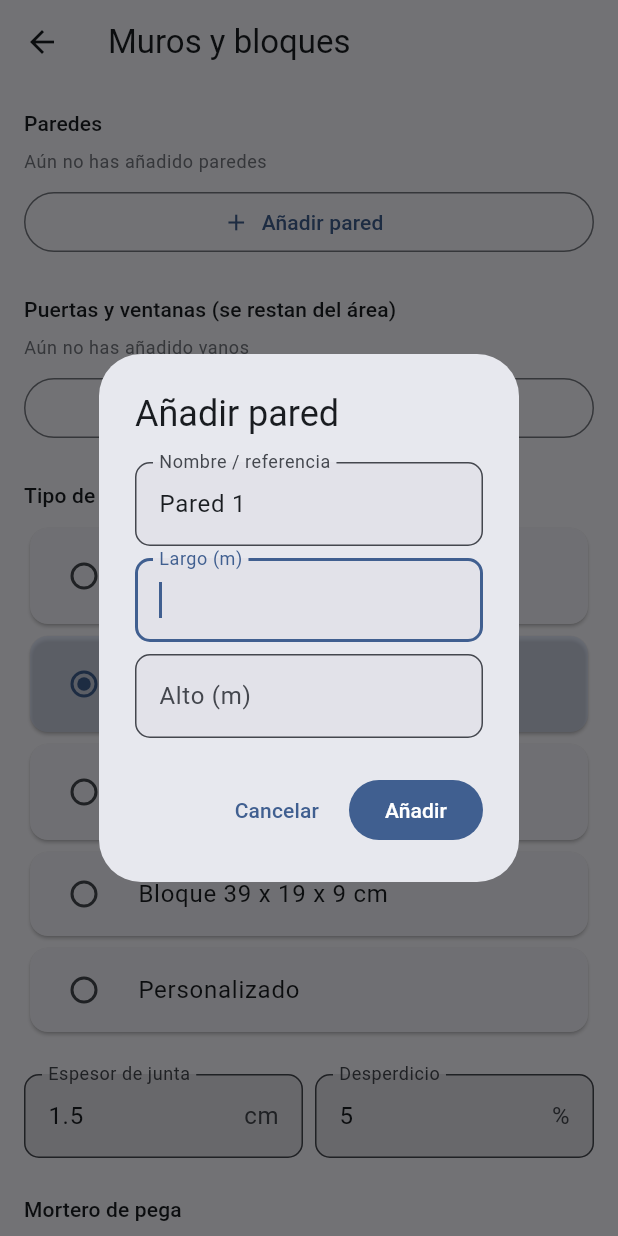
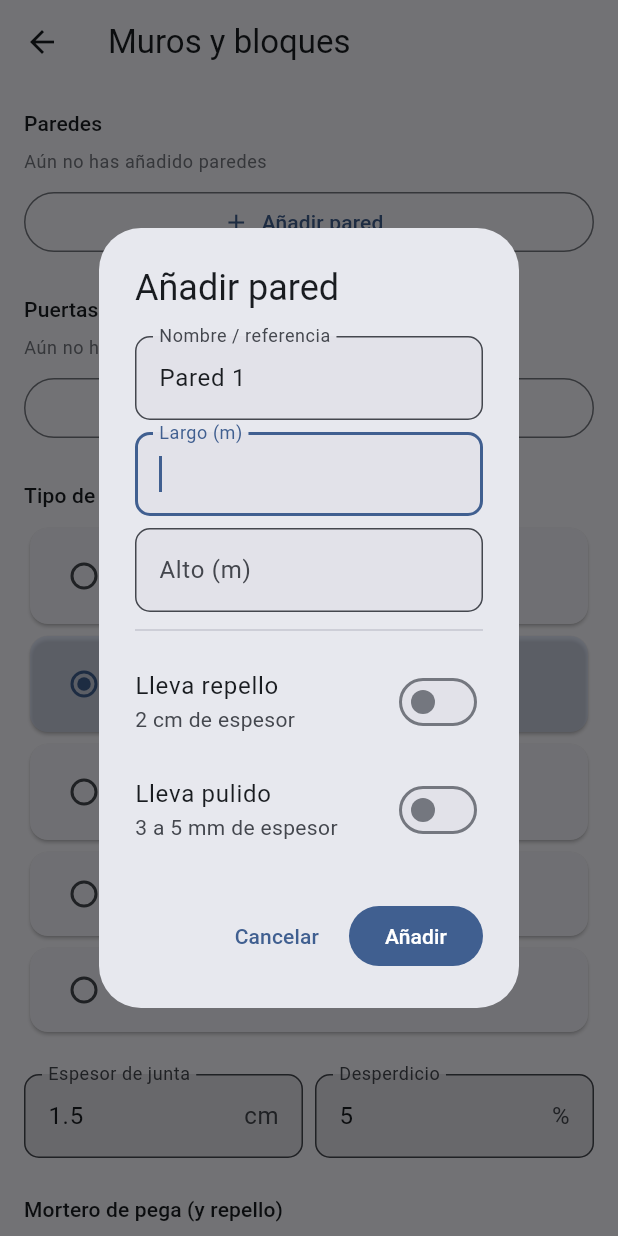
Before and after one commit to denniscastillo202020/Structia, a Flutter app: the CalculadoraMamposteriaScreen screen opened directly, after a tap on "Añadir pared", on a phone screen of 412 x 824 dp. Run offline on Flutter 3.47's test engine with Material 3 defaults, Android fonts, the phone set to English and light mode, and no system bars; our stand-ins replace image_picker, pdf, printing, shared_preferences; missing offline and left inert: google_mlkit_text_recognition; accounts and stored records are empty.

Commit message:
feat: repello y pulido por pared en calculadora de muros

```diff
--- a/lib/features/calculadora_mamposteria/domain/calcular_mamposteria.dart
+++ b/lib/features/calculadora_mamposteria/domain/calcular_mamposteria.dart
@@ -28,7 +28,8 @@ class TipoBloque {
 /// Fila de la tabla práctica de dosificación de mortero de pega
 /// (cemento : arena, en volumen). Igual que la tabla de concreto,
 /// es una guía de campo para obra menor y mediana — la proporción
-/// definitiva depende de la arena disponible en la zona.
+/// definitiva depende de la arena disponible en la zona. La misma
+/// dosificación seleccionada aquí se reutiliza para el repello.
 class DosificacionMortero {
   final String proporcion; // Cemento : Arena, en volumen
   final double bolsasCementoPorM3;
@@ -66,18 +67,36 @@ class DosificacionMortero {
   ];
 }
 
+/// Espesor estándar de la capa de repello (aplanado), fijo a 2 cm
+/// como es práctica común de obra.
+const double espesorRepelloM = 0.02;
+
+/// Rendimiento estimado del pulido (planchado fino, 3 a 5 mm de
+/// espesor, promedio 4 mm): cuántos m² cubre un saco de cemento de
+/// 42.5 kg en pasta pura. Es una cifra de campo — ajústala según tu
+/// experiencia si tu mezcla/mano de obra rinde distinto.
+const double rendimientoPulidoM2PorSaco = 8.0;
+
 /// Un tramo de pared que el usuario va añadiendo a la lista.
+/// [llevaRepello] y [llevaPulido] se marcan por pared, ya que no
+/// todas las paredes de un proyecto llevan acabado (p. ej. paredes
+/// que quedarán cubiertas por cerámica, o muros perimetrales sin
+/// terminar).
 class Pared {
   final String id;
   final String etiqueta;
   final double largoM;
   final double altoM;
+  final bool llevaRepello;
+  final bool llevaPulido;
 
   const Pared({
     required this.id,
     required this.etiqueta,
     required this.largoM,
     required this.altoM,
+    this.llevaRepello = false,
+    this.llevaPulido = false,
   });
 
   double get areaM2 => largoM * altoM;
@@ -119,6 +138,17 @@ class ResultadoMamposteria {
   final double sacosCementoMortero;
   final double arenaMorteroM3;
 
+  // Repello y pulido: solo sobre las paredes marcadas con el switch
+  // correspondiente (área tal cual la pared, sin descuento de vanos
+  // por pared individual, ya que los vanos no están ligados a una
+  // pared específica en este modelo — descuéntalos a mano si aplica).
+  final double areaConRepelloM2;
+  final double areaConPulidoM2;
+  final double repelloMorteroM3;
+  final double repelloSacosCemento;
+  final double repelloArenaM3;
+  final double pulidoSacosCemento;
+
   const ResultadoMamposteria({
     required this.areaBrutaM2,
     required this.areaVanosM2,
@@ -132,13 +162,20 @@ class ResultadoMamposteria {
     required this.morteroTotalM3,
     required this.sacosCementoMortero,
     required this.arenaMorteroM3,
+    required this.areaConRepelloM2,
+    required this.areaConPulidoM2,
+    required this.repelloMorteroM3,
+    required this.repelloSacosCemento,
+    required this.repelloArenaM3,
+    required this.pulidoSacosCemento,
   });
 }
 
 /// Calcula bloques y mortero necesarios para levantar un conjunto de
 /// paredes, descontando puertas/ventanas, y contabilizando el
 /// desperdicio (roturas, cortes) SIEMPRE por separado del bloque
-/// usable — nunca mezclado en una sola cifra.
+/// usable — nunca mezclado en una sola cifra. También calcula el
+/// repello y pulido de las paredes marcadas con esos acabados.
 ///
 /// Fórmula de referencia usada en presupuestos de obra (estimación
 /// de campo, no sustituye el criterio del maestro de obra):
@@ -183,6 +220,15 @@ class CalcularMamposteria {
     final bloquesNetosUnidades = bloquesNetos.ceil();
     final bloquesDesperdicioUnidades = bloquesDesperdicio.ceil();
 
+    // Repello y pulido, solo sobre las paredes marcadas.
+    final areaConRepello = paredes.where((p) => p.llevaRepello).fold(0.0, (s, p) => s + p.areaM2);
+    final areaConPulido = paredes.where((p) => p.llevaPulido).fold(0.0, (s, p) => s + p.areaM2);
+
+    final repelloMortero = areaConRepello * espesorRepelloM;
+    final repelloCemento = repelloMortero * dosificacionMortero.bolsasCementoPorM3;
+    final repelloArena = repelloMortero * dosificacionMortero.arenaM3PorM3;
+    final pulidoCemento = areaConPulido / rendimientoPulidoM2PorSaco;
+
     return ResultadoMamposteria(
       areaBrutaM2: areaBruta,
       areaVanosM2: areaVanos,
@@ -196,6 +242,12 @@ class CalcularMamposteria {
       morteroTotalM3: morteroTotal,
       sacosCementoMortero: morteroTotal * dosificacionMortero.bolsasCementoPorM3,
       arenaMorteroM3: morteroTotal * dosificacionMortero.arenaM3PorM3,
+      areaConRepelloM2: areaConRepello,
+      areaConPulidoM2: areaConPulido,
+      repelloMorteroM3: repelloMortero,
+      repelloSacosCemento: repelloCemento,
+      repelloArenaM3: repelloArena,
+      pulidoSacosCemento: pulidoCemento,
     );
   }
 }
--- a/lib/features/calculadora_mamposteria/presentation/screens/calculadora_mamposteria_screen.dart
+++ b/lib/features/calculadora_mamposteria/presentation/screens/calculadora_mamposteria_screen.dart
@@ -59,6 +59,7 @@ class _CalculadoraMamposteriaScreenState extends State<CalculadoraMamposteriaScr
       etiquetaA: 'Largo (m)',
       etiquetaB: 'Alto (m)',
       etiquetaInicial: 'Pared ${_paredes.length + 1}',
+      mostrarAcabados: true,
     );
     if (resultado == null || !mounted) return;
     setState(() {
@@ -68,6 +69,8 @@ class _CalculadoraMamposteriaScreenState extends State<CalculadoraMamposteriaScr
         etiqueta: resultado.etiqueta,
         largoM: resultado.a,
         altoM: resultado.b,
+        llevaRepello: resultado.repello,
+        llevaPulido: resultado.pulido,
       ));
       _resultado = null;
     });
@@ -99,17 +102,22 @@ class _CalculadoraMamposteriaScreenState extends State<CalculadoraMamposteriaScr
     required String etiquetaA,
     required String etiquetaB,
     required String etiquetaInicial,
+    bool mostrarAcabados = false,
   }) {
     final nombreController = TextEditingController(text: etiquetaInicial);
     final aController = TextEditingController();
     final bController = TextEditingController();
     final formKey = GlobalKey<FormState>();
+    var repello = false;
+    var pulido = false;
 
     return showDialog<_DatosDialogo>(
       context: context,
-      builder: (context) => AlertDialog(
+      builder: (context) => StatefulBuilder(
+        builder: (context, setDialogState) => AlertDialog(
           title: Text(titulo),
-        content: Form(
+          content: SingleChildScrollView(
+            child: Form(
               key: formKey,
               child: Column(
                 mainAxisSize: MainAxisSize.min,
@@ -141,7 +149,25 @@ class _CalculadoraMamposteriaScreenState extends State<CalculadoraMamposteriaScr
                       return null;
                     },
                   ),
+                  if (mostrarAcabados) ...[
+                    const Divider(height: AppConstants.paddingLg),
+                    SwitchListTile(
+                      contentPadding: EdgeInsets.zero,
+                      value: repello,
+                      onChanged: (v) => setDialogState(() => repello = v),
+                      title: const Text('Lleva repello'),
+                      subtitle: const Text('2 cm de espesor'),
+                    ),
+                    SwitchListTile(
+                      contentPadding: EdgeInsets.zero,
+                      value: pulido,
+                      onChanged: (v) => setDialogState(() => pulido = v),
+                      title: const Text('Lleva pulido'),
+                      subtitle: const Text('3 a 5 mm de espesor'),
+                    ),
                   ],
+                ],
+              ),
             ),
           ),
           actions: [
@@ -157,12 +183,15 @@ class _CalculadoraMamposteriaScreenState extends State<CalculadoraMamposteriaScr
                         : nombreController.text.trim(),
                     a: double.parse(aController.text.replaceAll(',', '.')),
                     b: double.parse(bController.text.replaceAll(',', '.')),
+                    repello: repello,
+                    pulido: pulido,
                   ),
                 );
               },
               child: const Text('Añadir'),
             ),
           ],
+        ),
       ),
     );
   }
@@ -203,14 +232,23 @@ class _CalculadoraMamposteriaScreenState extends State<CalculadoraMamposteriaScr
                 style: Theme.of(context).textTheme.bodySmall?.copyWith(
                       color: Theme.of(context).colorScheme.outline,
                     )),
-          ..._paredes.map((p) => _TarjetaItem(
+          ..._paredes.map((p) {
+            final acabados = [
+              if (p.llevaRepello) 'Repello',
+              if (p.llevaPulido) 'Pulido',
+            ].join(' · ');
+            final subtitulo =
+                '${p.largoM.toStringAsFixed(2)} x ${p.altoM.toStringAsFixed(2)} m  ·  ${p.areaM2.toStringAsFixed(2)} m²'
+                '${acabados.isNotEmpty ? '  ·  $acabados' : ''}';
+            return _TarjetaItem(
               titulo: p.etiqueta,
-                subtitulo: '${p.largoM.toStringAsFixed(2)} x ${p.altoM.toStringAsFixed(2)} m  ·  ${p.areaM2.toStringAsFixed(2)} m²',
+              subtitulo: subtitulo,
               onEliminar: () => setState(() {
                 _paredes.remove(p);
                 _resultado = null;
               }),
-              )),
+            );
+          }),
           const SizedBox(height: AppConstants.paddingSm),
           OutlinedButton.icon(
             onPressed: _agregarPared,
@@ -355,7 +393,7 @@ class _CalculadoraMamposteriaScreenState extends State<CalculadoraMamposteriaScr
             ],
           ),
           const SizedBox(height: AppConstants.paddingLg),
-          Text('Mortero de pega', style: Theme.of(context).textTheme.titleSmall),
+          Text('Mortero de pega (y repello)', style: Theme.of(context).textTheme.titleSmall),
           const SizedBox(height: AppConstants.paddingSm),
           ...DosificacionMortero.tabla.map((d) {
             final seleccionada = _dosificacionMortero.proporcion == d.proporcion;
@@ -400,7 +438,15 @@ class _DatosDialogo {
   final String etiqueta;
   final double a;
   final double b;
-  const _DatosDialogo({required this.etiqueta, required this.a, required this.b});
+  final bool repello;
+  final bool pulido;
+  const _DatosDialogo({
+    required this.etiqueta,
+    required this.a,
+    required this.b,
+    this.repello = false,
+    this.pulido = false,
+  });
 }
 
 class _TarjetaItem extends StatelessWidget {
@@ -458,14 +504,23 @@ class _TarjetaResultadoMamposteria extends StatelessWidget {
       buffer.write(' = ${resultado.areaVanosM2.toStringAsFixed(2)} m².');
     }
     buffer.write(' Área neta a levantar: ${resultado.areaNetaM2.toStringAsFixed(2)} m².');
+    if (resultado.areaConRepelloM2 > 0 || resultado.areaConPulidoM2 > 0) {
+      buffer.write(' Acabados: ${resultado.areaConRepelloM2.toStringAsFixed(2)} m² con repello, '
+          '${resultado.areaConPulidoM2.toStringAsFixed(2)} m² con pulido.');
+    }
     return buffer.toString();
   }
 
   List<Map<String, String>> get _filasDetalladas {
     final filas = <Map<String, String>>[];
     for (final p in paredes) {
+      final tags = [
+        if (p.llevaRepello) 'repello',
+        if (p.llevaPulido) 'pulido',
+      ].join('+');
       filas.add({
-        'etiqueta': 'Pared: ${p.etiqueta} (${p.largoM.toStringAsFixed(2)} x ${p.altoM.toStringAsFixed(2)} m)',
+        'etiqueta': 'Pared: ${p.etiqueta} (${p.largoM.toStringAsFixed(2)} x ${p.altoM.toStringAsFixed(2)} m)'
+            '${tags.isNotEmpty ? ' [$tags]' : ''}',
         'valor': '+${p.areaM2.toStringAsFixed(2)} m²',
       });
     }
@@ -486,6 +541,20 @@ class _TarjetaResultadoMamposteria extends StatelessWidget {
       {'etiqueta': 'Cemento', 'valor': '${resultado.sacosCementoMortero.ceil()} sacos de 42.5 kg'},
       {'etiqueta': 'Arena', 'valor': '${resultado.arenaMorteroM3.toStringAsFixed(2)} m³'},
     ]);
+    if (resultado.areaConRepelloM2 > 0) {
+      filas.addAll([
+        {'etiqueta': 'Área con repello', 'valor': '${resultado.areaConRepelloM2.toStringAsFixed(2)} m²'},
+        {'etiqueta': 'Repello mortero', 'valor': '${resultado.repelloMorteroM3.toStringAsFixed(3)} m³'},
+        {'etiqueta': 'Repello cemento', 'valor': '${resultado.repelloSacosCemento.ceil()} sacos de 42.5 kg'},
+        {'etiqueta': 'Repello arena', 'valor': '${resultado.repelloArenaM3.toStringAsFixed(2)} m³'},
+      ]);
+    }
+    if (resultado.areaConPulidoM2 > 0) {
+      filas.addAll([
+        {'etiqueta': 'Área con pulido', 'valor': '${resultado.areaConPulidoM2.toStringAsFixed(2)} m²'},
+        {'etiqueta': 'Pulido cemento', 'valor': '${resultado.pulidoSacosCemento.ceil()} sacos de 42.5 kg'},
+      ]);
+    }
     return filas;
   }
 
@@ -554,6 +623,41 @@ class _TarjetaResultadoMamposteria extends StatelessWidget {
               etiqueta: 'Arena',
               valor: '${resultado.arenaMorteroM3.toStringAsFixed(2)} m³',
             ),
+            if (resultado.areaConRepelloM2 > 0) ...[
+              const Divider(height: AppConstants.paddingLg),
+              Text('Repello (2 cm)', style: Theme.of(context).textTheme.titleSmall),
+              _FilaResultado(
+                icono: Icons.crop_square_outlined,
+                etiqueta: 'Área con repello',
+                valor: '${resultado.areaConRepelloM2.toStringAsFixed(2)} m²',
+              ),
+              _FilaResultado(
+                icono: Icons.inventory_2_outlined,
+                etiqueta: 'Cemento',
+                valor: '${resultado.repelloSacosCemento.ceil()} sacos de 42.5 kg',
+                destacado: true,
+              ),
+              _FilaResultado(
+                icono: Icons.grain,
+                etiqueta: 'Arena',
+                valor: '${resultado.repelloArenaM3.toStringAsFixed(2)} m³',
+              ),
+            ],
+            if (resultado.areaConPulidoM2 > 0) ...[
+              const Divider(height: AppConstants.paddingLg),
+              Text('Pulido (3 a 5 mm)', style: Theme.of(context).textTheme.titleSmall),
+              _FilaResultado(
+                icono: Icons.crop_square_outlined,
+                etiqueta: 'Área con pulido',
+                valor: '${resultado.areaConPulidoM2.toStringAsFixed(2)} m²',
+              ),
+              _FilaResultado(
+                icono: Icons.inventory_2_outlined,
+                etiqueta: 'Cemento (pasta pura)',
+                valor: '${resultado.pulidoSacosCemento.ceil()} sacos de 42.5 kg',
+                destacado: true,
+              ),
+            ],
             const SizedBox(height: AppConstants.paddingMd),
             OutlinedButton.icon(
               onPressed: () => exportarResultadosPdf(
@@ -562,8 +666,11 @@ class _TarjetaResultadoMamposteria extends StatelessWidget {
                 filas: _filasDetalladas.map((f) => FilaPdf(f['etiqueta']!, f['valor']!)).toList(),
                 nota:
                     'Estimación de campo (bloques por m² = 1 / ((largo+junta) x (alto+junta))). '
-                    'El desperdicio se contabiliza aparte del bloque usable. Confirma cantidades finales '
-                    'con el maestro de obra antes de comprar.',
+                    'El desperdicio se contabiliza aparte del bloque usable. El repello usa la misma '
+                    'dosificación de mortero seleccionada, a 2 cm de espesor; el pulido se estima como '
+                    'pasta de cemento pura a razón de 1 saco (42.5 kg) por cada '
+                    '${rendimientoPulidoM2PorSaco.toStringAsFixed(0)} m² (3 a 5 mm). '
+                    'Confirma cantidades finales con el maestro de obra antes de comprar.',
               ),
               icon: const Icon(Icons.picture_as_pdf_outlined),
               label: const Text('Guardar / imprimir como PDF'),
```
Lines whose indentation alone changed are shown as unchanged.
